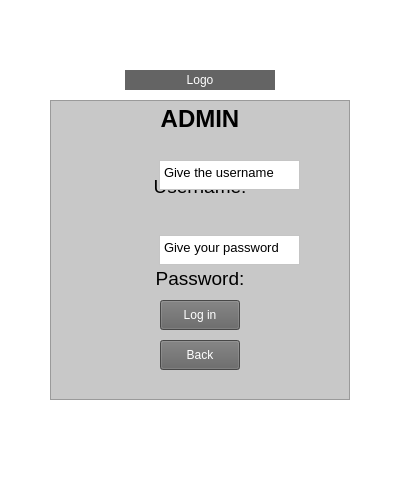
Before: the Qt Designer form code/Staging_Environment/Recovered/Staging_Environment_Recorverd/adminstrator.ui in muazzamaqeel/Software-Project-CTS-5, drawn with Qt 5.
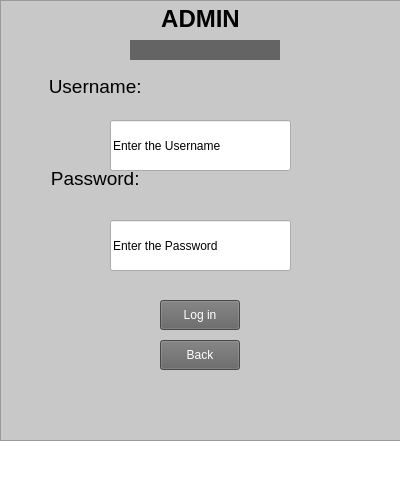
After: the same form once the commit is applied. Icons and pictures are not drawn.

What changed in the file:
```diff
--- a/code/Staging_Environment/Recovered/Staging_Environment_Recorverd/adminstrator.ui
+++ b/code/Staging_Environment/Recovered/Staging_Environment_Recorverd/adminstrator.ui
@@ -40,10 +40,10 @@
    <widget class="QTextBrowser" name="textBrowser_3">
     <property name="geometry">
      <rect>
-      <x>50</x>
-      <y>100</y>
-      <width>300</width>
-      <height>300</height>
+      <x>0</x>
+      <y>0</y>
+      <width>401</width>
+      <height>441</height>
      </rect>
     </property>
     <property name="styleSheet">
@@ -59,74 +59,22 @@
 hr { height: 1px; border-width: 0; }
 li.unchecked::marker { content: &quot;\2610&quot;; }
 li.checked::marker { content: &quot;\2612&quot;; }
-&lt;/style&gt;&lt;/head&gt;&lt;body style=&quot; font-family:'.AppleSystemUIFont'; font-size:13pt; font-weight:400; font-style:normal;&quot;&gt;
-&lt;p align=&quot;center&quot; style=&quot; margin-top:0px; margin-bottom:0px; margin-left:0px; margin-right:0px; -qt-block-indent:0; text-indent:0px;&quot;&gt;&lt;span style=&quot; font-family:'Segoe UI'; font-size:18pt; font-weight:700;&quot;&gt;ADMIN&lt;/span&gt;&lt;/p&gt;
-&lt;p style=&quot;-qt-paragraph-type:empty; margin-top:0px; margin-bottom:0px; margin-left:0px; margin-right:0px; -qt-block-indent:0; text-indent:0px; font-family:'Segoe UI'; font-size:9pt;&quot;&gt;&lt;br /&gt;&lt;/p&gt;
-&lt;p style=&quot;-qt-paragraph-type:empty; margin-top:0px; margin-bottom:0px; margin-left:0px; margin-right:0px; -qt-block-indent:0; text-indent:0px; font-family:'Segoe UI'; font-size:9pt;&quot;&gt;&lt;br /&gt;&lt;/p&gt;
-&lt;p style=&quot;-qt-paragraph-type:empty; margin-top:0px; margin-bottom:0px; margin-left:0px; margin-right:0px; -qt-block-indent:0; text-indent:0px; font-family:'Segoe UI'; font-size:9pt;&quot;&gt;&lt;br /&gt;&lt;/p&gt;
-&lt;p align=&quot;center&quot; style=&quot; margin-top:0px; margin-bottom:0px; margin-left:0px; margin-right:0px; -qt-block-indent:0; text-indent:0px;&quot;&gt;&lt;span style=&quot; font-family:'Segoe UI'; font-size:14pt;&quot;&gt;Username:                                        &lt;/span&gt;&lt;/p&gt;
-&lt;p style=&quot;-qt-paragraph-type:empty; margin-top:0px; margin-bottom:0px; margin-left:0px; margin-right:0px; -qt-block-indent:0; text-indent:0px; font-family:'Segoe UI'; font-size:14pt;&quot;&gt;&lt;br /&gt;&lt;/p&gt;
-&lt;p style=&quot;-qt-paragraph-type:empty; margin-top:0px; margin-bottom:0px; margin-left:0px; margin-right:0px; -qt-block-indent:0; text-indent:0px; font-family:'Segoe UI'; font-size:14pt;&quot;&gt;&lt;br /&gt;&lt;/p&gt;
-&lt;p style=&quot;-qt-paragraph-type:empty; margin-top:0px; margin-bottom:0px; margin-left:0px; margin-right:0px; -qt-block-indent:0; text-indent:0px; font-family:'Segoe UI'; font-size:14pt;&quot;&gt;&lt;br /&gt;&lt;/p&gt;
-&lt;p align=&quot;center&quot; style=&quot; margin-top:0px; margin-bottom:0px; margin-left:0px; margin-right:0px; -qt-block-indent:0; text-indent:0px;&quot;&gt;&lt;span style=&quot; font-family:'Segoe UI'; font-size:14pt;&quot;&gt;Password:                                        &lt;/span&gt;&lt;/p&gt;
-&lt;p style=&quot;-qt-paragraph-type:empty; margin-top:0px; margin-bottom:0px; margin-left:0px; margin-right:0px; -qt-block-indent:0; text-indent:0px; font-family:'Segoe UI'; font-size:9pt;&quot;&gt;&lt;br /&gt;&lt;/p&gt;
-&lt;p style=&quot;-qt-paragraph-type:empty; margin-top:0px; margin-bottom:0px; margin-left:0px; margin-right:0px; -qt-block-indent:0; text-indent:0px; font-family:'Segoe UI'; font-size:9pt;&quot;&gt;&lt;br /&gt;&lt;/p&gt;
-&lt;p style=&quot;-qt-paragraph-type:empty; margin-top:0px; margin-bottom:0px; margin-left:0px; margin-right:0px; -qt-block-indent:0; text-indent:0px; font-family:'Segoe UI'; font-size:9pt;&quot;&gt;&lt;br /&gt;&lt;/p&gt;
-&lt;p style=&quot;-qt-paragraph-type:empty; margin-top:0px; margin-bottom:0px; margin-left:0px; margin-right:0px; -qt-block-indent:0; text-indent:0px; font-family:'Segoe UI'; font-size:9pt;&quot;&gt;&lt;br /&gt;&lt;/p&gt;
-&lt;p style=&quot;-qt-paragraph-type:empty; margin-top:0px; margin-bottom:0px; margin-left:0px; margin-right:0px; -qt-block-indent:0; text-indent:0px; font-family:'Segoe UI'; font-size:9pt;&quot;&gt;&lt;br /&gt;&lt;/p&gt;
-&lt;p style=&quot;-qt-paragraph-type:empty; margin-top:0px; margin-bottom:0px; margin-left:0px; margin-right:0px; -qt-block-indent:0; text-indent:0px; font-family:'Segoe UI'; font-size:9pt;&quot;&gt;&lt;br /&gt;&lt;/p&gt;&lt;/body&gt;&lt;/html&gt;</string>
-    </property>
-   </widget>
-   <widget class="QTextEdit" name="textEdit">
-    <property name="geometry">
-     <rect>
-      <x>159</x>
-      <y>160</y>
-      <width>141</width>
-      <height>30</height>
-     </rect>
-    </property>
-    <property name="styleSheet">
-     <string notr="true">QTextEdit {
-background-color: rgb(255, 255, 255);
-color: rgb(0, 0, 0)
-}</string>
-    </property>
-    <property name="html">
-     <string>&lt;!DOCTYPE HTML PUBLIC &quot;-//W3C//DTD HTML 4.0//EN&quot; &quot;http://www.w3.org/TR/REC-html40/strict.dtd&quot;&gt;
-&lt;html&gt;&lt;head&gt;&lt;meta name=&quot;qrichtext&quot; content=&quot;1&quot; /&gt;&lt;meta charset=&quot;utf-8&quot; /&gt;&lt;style type=&quot;text/css&quot;&gt;
-p, li { white-space: pre-wrap; }
-hr { height: 1px; border-width: 0; }
-li.unchecked::marker { content: &quot;\2610&quot;; }
-li.checked::marker { content: &quot;\2612&quot;; }
-&lt;/style&gt;&lt;/head&gt;&lt;body style=&quot; font-family:'.AppleSystemUIFont'; font-size:13pt; font-weight:400; font-style:normal;&quot;&gt;
-&lt;p style=&quot; margin-top:0px; margin-bottom:0px; margin-left:0px; margin-right:0px; -qt-block-indent:0; text-indent:0px;&quot;&gt;&lt;span style=&quot; font-family:'Segoe UI'; font-size:10pt;&quot;&gt;Give the username&lt;/span&gt;&lt;/p&gt;&lt;/body&gt;&lt;/html&gt;</string>
-    </property>
-   </widget>
-   <widget class="QTextEdit" name="textEdit_2">
-    <property name="geometry">
-     <rect>
-      <x>159</x>
-      <y>235</y>
-      <width>141</width>
-      <height>30</height>
-     </rect>
-    </property>
-    <property name="styleSheet">
-     <string notr="true">QTextEdit {
-background-color: rgb(255, 255, 255);
-color: rgb(0, 0, 0)
-}</string>
-    </property>
-    <property name="html">
-     <string>&lt;!DOCTYPE HTML PUBLIC &quot;-//W3C//DTD HTML 4.0//EN&quot; &quot;http://www.w3.org/TR/REC-html40/strict.dtd&quot;&gt;
-&lt;html&gt;&lt;head&gt;&lt;meta name=&quot;qrichtext&quot; content=&quot;1&quot; /&gt;&lt;meta charset=&quot;utf-8&quot; /&gt;&lt;style type=&quot;text/css&quot;&gt;
-p, li { white-space: pre-wrap; }
-hr { height: 1px; border-width: 0; }
-li.unchecked::marker { content: &quot;\2610&quot;; }
-li.checked::marker { content: &quot;\2612&quot;; }
-&lt;/style&gt;&lt;/head&gt;&lt;body style=&quot; font-family:'.AppleSystemUIFont'; font-size:13pt; font-weight:400; font-style:normal;&quot;&gt;
-&lt;p style=&quot; margin-top:0px; margin-bottom:0px; margin-left:0px; margin-right:0px; -qt-block-indent:0; text-indent:0px;&quot;&gt;&lt;span style=&quot; font-family:'Segoe UI'; font-size:10pt;&quot;&gt;Give your password&lt;/span&gt;&lt;/p&gt;&lt;/body&gt;&lt;/html&gt;</string>
+&lt;/style&gt;&lt;/head&gt;&lt;body style=&quot; font-family:'Segoe UI'; font-size:9pt; font-weight:400; font-style:normal;&quot;&gt;
+&lt;p align=&quot;center&quot; style=&quot; margin-top:0px; margin-bottom:0px; margin-left:0px; margin-right:0px; -qt-block-indent:0; text-indent:0px;&quot;&gt;&lt;span style=&quot; font-size:18pt; font-weight:700;&quot;&gt;ADMIN&lt;/span&gt;&lt;/p&gt;
+&lt;p style=&quot;-qt-paragraph-type:empty; margin-top:0px; margin-bottom:0px; margin-left:0px; margin-right:0px; -qt-block-indent:0; text-indent:0px;&quot;&gt;&lt;br /&gt;&lt;/p&gt;
+&lt;p style=&quot;-qt-paragraph-type:empty; margin-top:0px; margin-bottom:0px; margin-left:0px; margin-right:0px; -qt-block-indent:0; text-indent:0px;&quot;&gt;&lt;br /&gt;&lt;/p&gt;
+&lt;p style=&quot;-qt-paragraph-type:empty; margin-top:0px; margin-bottom:0px; margin-left:0px; margin-right:0px; -qt-block-indent:0; text-indent:0px;&quot;&gt;&lt;br /&gt;&lt;/p&gt;
+&lt;p align=&quot;center&quot; style=&quot; margin-top:0px; margin-bottom:0px; margin-left:0px; margin-right:0px; -qt-block-indent:0; text-indent:0px;&quot;&gt;&lt;span style=&quot; font-size:14pt;&quot;&gt;Username:                                        &lt;/span&gt;&lt;/p&gt;
+&lt;p style=&quot;-qt-paragraph-type:empty; margin-top:0px; margin-bottom:0px; margin-left:0px; margin-right:0px; -qt-block-indent:0; text-indent:0px; font-size:14pt;&quot;&gt;&lt;br /&gt;&lt;/p&gt;
+&lt;p style=&quot;-qt-paragraph-type:empty; margin-top:0px; margin-bottom:0px; margin-left:0px; margin-right:0px; -qt-block-indent:0; text-indent:0px; font-size:14pt;&quot;&gt;&lt;br /&gt;&lt;/p&gt;
+&lt;p style=&quot;-qt-paragraph-type:empty; margin-top:0px; margin-bottom:0px; margin-left:0px; margin-right:0px; -qt-block-indent:0; text-indent:0px; font-size:14pt;&quot;&gt;&lt;br /&gt;&lt;/p&gt;
+&lt;p align=&quot;center&quot; style=&quot; margin-top:0px; margin-bottom:0px; margin-left:0px; margin-right:0px; -qt-block-indent:0; text-indent:0px;&quot;&gt;&lt;span style=&quot; font-size:14pt;&quot;&gt;Password:                                        &lt;/span&gt;&lt;/p&gt;
+&lt;p style=&quot;-qt-paragraph-type:empty; margin-top:0px; margin-bottom:0px; margin-left:0px; margin-right:0px; -qt-block-indent:0; text-indent:0px;&quot;&gt;&lt;br /&gt;&lt;/p&gt;
+&lt;p style=&quot;-qt-paragraph-type:empty; margin-top:0px; margin-bottom:0px; margin-left:0px; margin-right:0px; -qt-block-indent:0; text-indent:0px;&quot;&gt;&lt;br /&gt;&lt;/p&gt;
+&lt;p style=&quot;-qt-paragraph-type:empty; margin-top:0px; margin-bottom:0px; margin-left:0px; margin-right:0px; -qt-block-indent:0; text-indent:0px;&quot;&gt;&lt;br /&gt;&lt;/p&gt;
+&lt;p style=&quot;-qt-paragraph-type:empty; margin-top:0px; margin-bottom:0px; margin-left:0px; margin-right:0px; -qt-block-indent:0; text-indent:0px;&quot;&gt;&lt;br /&gt;&lt;/p&gt;
+&lt;p style=&quot;-qt-paragraph-type:empty; margin-top:0px; margin-bottom:0px; margin-left:0px; margin-right:0px; -qt-block-indent:0; text-indent:0px;&quot;&gt;&lt;br /&gt;&lt;/p&gt;
+&lt;p style=&quot;-qt-paragraph-type:empty; margin-top:0px; margin-bottom:0px; margin-left:0px; margin-right:0px; -qt-block-indent:0; text-indent:0px;&quot;&gt;&lt;br /&gt;&lt;/p&gt;&lt;/body&gt;&lt;/html&gt;</string>
     </property>
    </widget>
    <widget class="QPushButton" name="adminloginButton">
@@ -176,8 +124,8 @@
    <widget class="QLabel" name="logo">
     <property name="geometry">
      <rect>
-      <x>125</x>
-      <y>70</y>
+      <x>130</x>
+      <y>40</y>
       <width>150</width>
       <height>20</height>
      </rect>
@@ -201,7 +149,7 @@
 }</string>
     </property>
     <property name="text">
-     <string>Logo</string>
+     <string/>
     </property>
     <property name="pixmap">
      <pixmap>../../../../../../../Wireframes/psd/Logo.svg</pixmap>
@@ -216,6 +164,32 @@
      <number>0</number>
     </property>
    </widget>
+   <widget class="QLineEdit" name="input_username">
+    <property name="geometry">
+     <rect>
+      <x>110</x>
+      <y>120</y>
+      <width>181</width>
+      <height>51</height>
+     </rect>
+    </property>
+    <property name="text">
+     <string>Enter the Username</string>
+    </property>
+   </widget>
+   <widget class="QLineEdit" name="input_password">
+    <property name="geometry">
+     <rect>
+      <x>110</x>
+      <y>220</y>
+      <width>181</width>
+      <height>51</height>
+     </rect>
+    </property>
+    <property name="text">
+     <string>Enter the Password</string>
+    </property>
+   </widget>
   </widget>
  </widget>
  <resources/>
```
Left out of the diff: 4 changed lines with no effect on the pictures.
